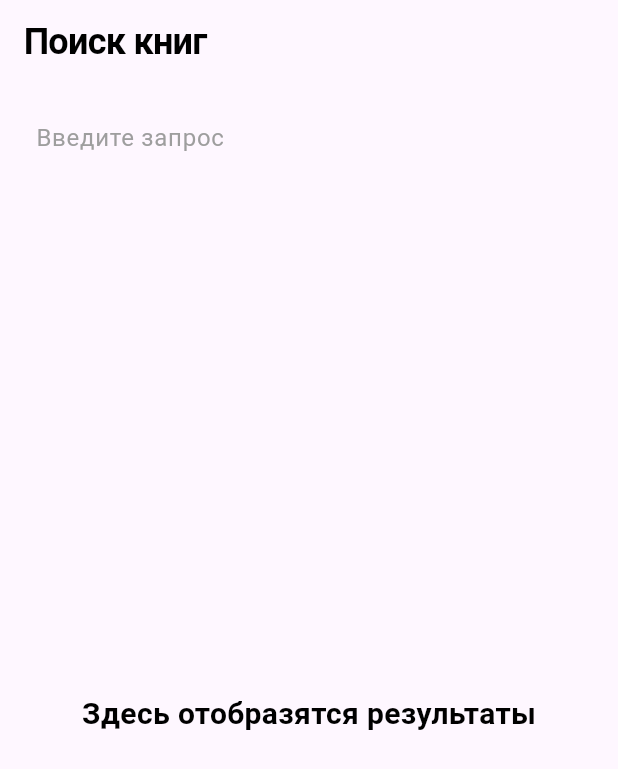
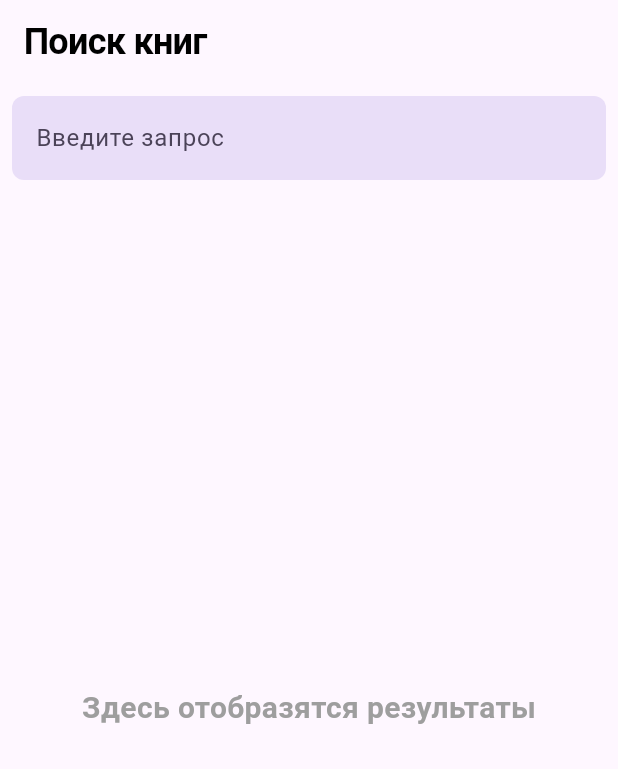
Before and after one commit to Fxynos/bookshelf, a Flutter app: the screen it shows after launch, on a phone screen of 412 x 824 dp. Shown: the top 769 px of the screen. Run offline on Flutter 3.47's test engine with Material 3 defaults, Android fonts, the phone set to English and light mode, and no system bars; our stand-ins replace flutter_bloc, get_it.

Commit message:
improve search screen layout

```diff
--- a/lib/presentation/search_screen.dart
+++ b/lib/presentation/search_screen.dart
@@ -19,12 +19,15 @@ class SearchScreen extends StatelessWidget {
       });
 
   Widget _buildHeader(BuildContext context, Function(String) onSearch) => Padding(
-    padding: const EdgeInsets.all(8),
+    padding: const EdgeInsets.only(left: 8, right: 8, top: 8),
     child: TextField(
       decoration: InputDecoration(
           hintText: "Введите запрос",
-          hintStyle: AppTypography.bodyLarge.copyWith(color: Colors.grey),
-          filled: false,
+          hintStyle: AppTypography.bodyLarge.copyWith(
+              color: Theme.of(context).colorScheme.onSecondaryContainer
+          ),
+          filled: true,
+          fillColor: Theme.of(context).colorScheme.secondaryContainer,
           border: OutlineInputBorder(
               borderRadius: BorderRadius.circular(8),
               borderSide: BorderSide.none
@@ -38,6 +41,9 @@ class SearchScreen extends StatelessWidget {
               borderSide: BorderSide.none
           )
       ),
+      style: AppTypography.bodyLarge.copyWith(
+          color: Theme.of(context).colorScheme.onSecondaryContainer
+      ),
       textInputAction: TextInputAction.search,
       onSubmitted: (value) {
         if (value.isNotEmpty) {
@@ -49,24 +55,24 @@ class SearchScreen extends StatelessWidget {
 
   Widget _buildBody(BuildContext context, SearchState state) {
     if (state is DefaultSearchState) {
-      return const Center(child: Text(
+      return Center(child: Text(
           "Здесь отобразятся результаты",
-          style: AppTypography.h2)
+          style: AppTypography.h2.copyWith(color: Colors.grey))
       );
     }
 
     if (state is LoadingSearchState) {
-      return const Center(child: Text(
+      return Center(child: Text(
           "Подождите...",
-          style: AppTypography.h2)
+          style: AppTypography.h2.copyWith(color: Colors.grey))
       );
     }
 
     if (state is ResultsSearchState) {
       if (state.results.isEmpty) {
-        return const Center(child: Text(
+        return Center(child: Text(
             "По вашему запросу результатов не найдено",
-            style: AppTypography.h2)
+            style: AppTypography.h2.copyWith(color: Colors.grey))
         );
       }
       return _buildResultsBody(context, state.results);
@@ -88,20 +94,36 @@ class SearchScreen extends StatelessWidget {
       child: ClipRRect(
         borderRadius: BorderRadius.circular(8),
         child: Container(
-          color: Theme.of(context).cardColor,
+          color: Theme.of(context).colorScheme.surfaceContainer,
+          child: SizedBox(
+            height: 160,
             child: Row(children: [
-            Image.network(item.thumbnail),
+              SizedBox(width: 120, child: Image.network(item.thumbnail)),
               const SizedBox(width: 16),
-            Column(children: [
-              Text(item.title, style: AppTypography.h2),
+              Expanded(child: Padding(
+                  padding: const EdgeInsets.all(8),
+                  child: Column(
+                      crossAxisAlignment: CrossAxisAlignment.start,
+                      children: [
+                        Text(
+                            item.title,
+                            style: AppTypography.bodyLarge.copyWith(fontWeight: FontWeight.bold),
+                            maxLines: 1,
+                            overflow: TextOverflow.ellipsis
+                        ),
+                        const SizedBox(height: 8),
                         Text(
                             item.description ?? "Нет описания",
                             style: AppTypography.bodySmall.copyWith(
                                 color: item.description == null ? Colors.grey : Colors.black
-                  )
+                            ),
+                            maxLines: 4,
+                            overflow: TextOverflow.ellipsis
                         )
                       ])
+              ))
             ])
+          )
         )
       )
   );
@@ -114,6 +136,7 @@ class SearchCubit extends Cubit<SearchState> {
   SearchCubit(this._searchBookUseCase): super(DefaultSearchState());
 
   Future<void> search(String request) async {
+    emit(LoadingSearchState());
     emit(ResultsSearchState(
         results: await _searchBookUseCase.invoke(request)
     ));
```
Lines whose indentation alone changed are shown as unchanged.
